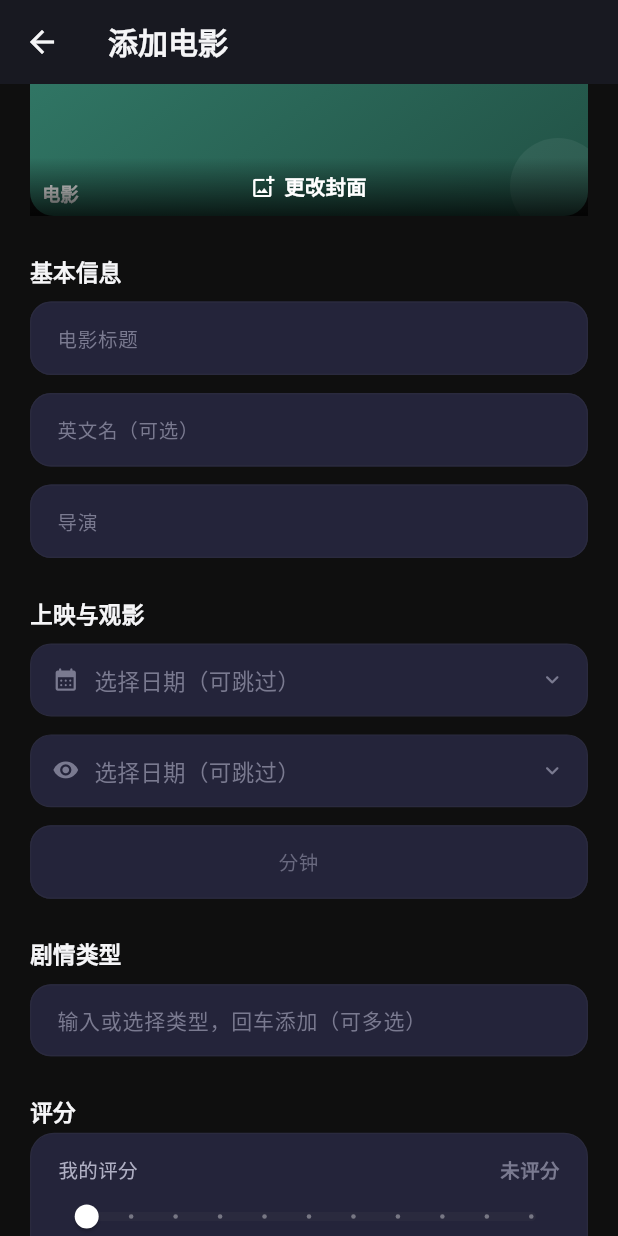
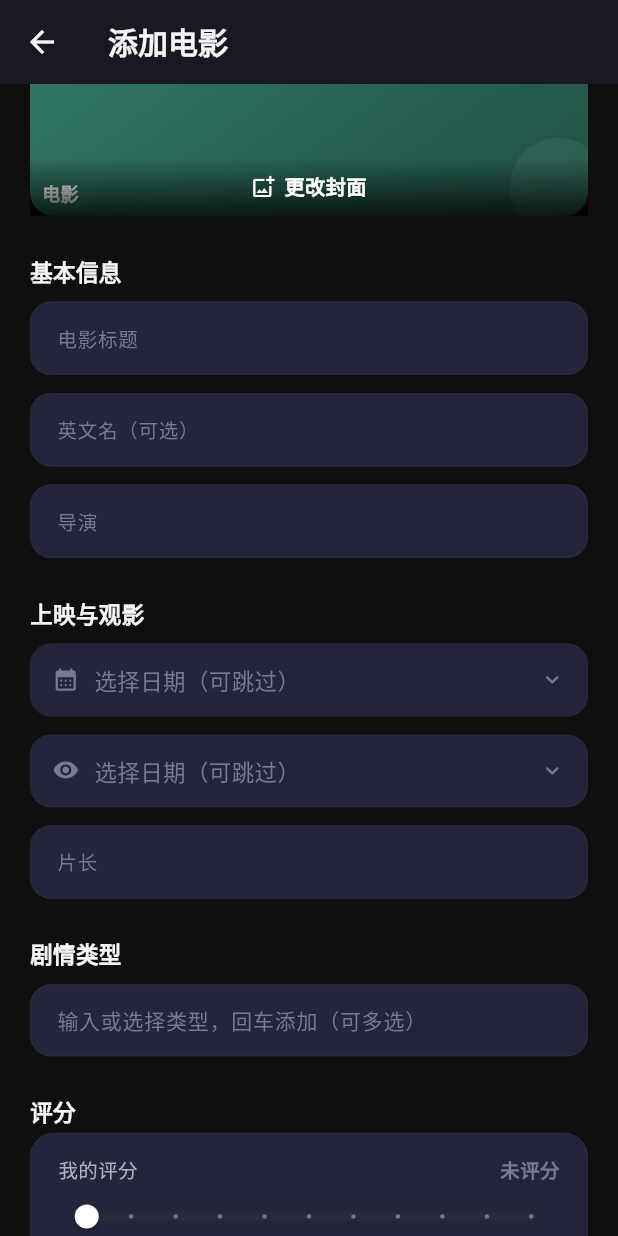
Before and after one commit to Aftery/moying, a Flutter app: the MovieEditScreen screen opened directly, scrolled down 576 dp, on a phone screen of 412 x 824 dp. Run offline on Flutter 3.47's test engine with Material 3 defaults, Android fonts, the phone set to English and light mode, and no system bars; our stand-ins replace connectivity_plus, file_picker, flutter_secure_storage, image_picker, share_plus; accounts and stored records are empty; statements that could not run were skipped.

Commit message:
fix: 电影片长回显 + 数据源 429 节流，书籍默认源换 OpenLibrary
- 片长输入框纳入 EditInputField（新增 suffixText 参数），修复
  编辑页片长空白但保存后更新的回显缺失
- DataSourceProvider 按类型 3s 请求节流（实例级防测试泄漏），
  Google Books 429 识别友好提示
- 新增 OpenLibrary 书籍数据源（免 Key 无速率限制）并设为默认：
  首次加载写 builtin_openlibrary；loadConfigs 自动迁移旧版
  builtin_googlebooks 默认源（用户手动改默认不干预）
- Google Books 保留为可选源（枚举/实现/UI 均在）
- 测试 +2（迁移场景），全量 197/197 通过

验证：flutter analyze 0 issue；flutter test 197/197

```diff
--- a/lib/models/data_source.dart
+++ b/lib/models/data_source.dart
@@ -25,8 +25,11 @@
   /// TMDB —— The Movie Database（影视；需 API Key，免费申请）
   tmdb('TMDB (The Movie Database)', DataSourceCategory.movie),
 
-  /// Google Books（书籍；免 API Key 开箱即用）
+  /// Google Books（书籍；免 API Key 开箱即用，国内访问不稳定）
   googleBooks('Google Books', DataSourceCategory.book),
+
+  /// OpenLibrary（书籍；免 API Key，无速率限制，适合国内）
+  openLibrary('Open Library', DataSourceCategory.book),
 
   /// 豆瓣（书籍；官方 API 已关闭，需自建代理，后续迭代开放）
   douban('豆瓣 Douban', DataSourceCategory.book);
--- a/lib/screens/data_source_screen.dart
+++ b/lib/screens/data_source_screen.dart
@@ -237,12 +237,14 @@
   IconData _typeIcon(DataSourceType type) => switch (type) {
         DataSourceType.tmdb => Icons.local_movies_outlined,
         DataSourceType.googleBooks => Icons.menu_book_outlined,
+        DataSourceType.openLibrary => Icons.auto_stories_outlined,
         DataSourceType.douban => Icons.bookmarks_outlined,
       };
 
   String _typeSubtitle(DataSourceType type) => switch (type) {
         DataSourceType.tmdb => '影视元数据最全，需免费申请 API Key',
         DataSourceType.googleBooks => '免 API Key，开箱即用',
+        DataSourceType.openLibrary => '免 API Key，无速率限制，适合国内',
         DataSourceType.douban => '官方 API 已关闭，需自建代理',
       };
 
--- a/lib/screens/movie_edit_screen.dart
+++ b/lib/screens/movie_edit_screen.dart
@@ -510,8 +510,11 @@
               // 模式下弹数字键盘但不提交字符（键盘能弹、输入无效）。也不能用
               // FilteringTextInputFormatter——组合输入中间态会被格式化器吞掉。
               // 最终方案：文本通道 + onChanged 手动净化（见 sanitizeDurationInput）。
-              TextField(
+              EditInputField(
                 controller: _durationCtrl,
+                label: '片长',
+                hint: '如 169',
+                suffixText: '分钟',
                 keyboardType: TextInputType.text,
                 onChanged: (raw) {
                   final clean = sanitizeDurationInput(raw);
@@ -521,48 +524,6 @@
                     selection: TextSelection.collapsed(offset: clean.length),
                   );
                 },
-                style:
-                    TextStyle(color: context.colors.textPrimary, fontSize: 15),
-                cursorColor: context.colors.accent,
-                decoration: InputDecoration(
-                  labelText: '片长',
-                  labelStyle:
-                      TextStyle(color: context.colors.textMuted, fontSize: 13),
-                  suffixIcon: Padding(
-                    padding: const EdgeInsets.only(right: 14),
-                    child: Center(
-                      child: Text(
-                        '分钟',
-                        style: TextStyle(
-                          color: context.colors.textMuted.withOpacity(0.8),
-                          fontSize: 13,
-                        ),
-                      ),
-                    ),
-                  ),
-                  hintText: '如 169',
-                  hintStyle:
-                      TextStyle(color: context.colors.textMuted, fontSize: 14),
-                  filled: true,
-                  fillColor: context.colors.surfaceHigh,
-                  contentPadding:
-                      const EdgeInsets.symmetric(horizontal: 14, vertical: 13),
-                  border: OutlineInputBorder(
-                    borderRadius: BorderRadius.circular(14),
-                    borderSide:
-                        BorderSide(color: context.colors.outline, width: 0.8),
-                  ),
-                  enabledBorder: OutlineInputBorder(
-                    borderRadius: BorderRadius.circular(14),
-                    borderSide:
-                        BorderSide(color: context.colors.outline, width: 0.8),
-                  ),
-                  focusedBorder: OutlineInputBorder(
-                    borderRadius: BorderRadius.circular(14),
-                    borderSide:
-                        BorderSide(color: context.colors.accent, width: 1.3),
-                  ),
-                ),
               ),
               const SizedBox(height: 26),
               const EditSectionTitle('剧情类型'),
--- a/lib/services/data_source_manager.dart
+++ b/lib/services/data_source_manager.dart
@@ -4,6 +4,7 @@
 import '../models/data_source.dart';
 import 'data_source_interface.dart';
 import 'data_sources/google_books_data_source.dart';
+import 'data_sources/open_library_data_source.dart';
 import 'data_sources/tmdb_data_source.dart';
 import 'secure_storage_service.dart';
 
@@ -13,17 +14,21 @@
 /// - 类型 → 实现实例的注册表（测试可注入 fake 覆盖）；
 /// - 配置加载 / 保存：`data_sources.json`（凭据走 [DataSourceCredentialStore]）；
 /// - 首次启动（配置文件不存在）写入内置默认预设：TMDB（影视默认，未配置）+
-///   Google Books（书籍默认，开箱即用）；
+///   OpenLibrary（书籍默认，2026-09 替换 Google Books，因国内网络 429 问题）；
 /// - 测试连接并把结果（状态 / 摘要 / 时间）落盘。
 class DataSourceManager {
   DataSourceManager({
     LibraryStore? store,
     DataSourceCredentialStore? credentials,
     MovieDataSource? tmdb,
+    BookDataSource? openLibrary,
     BookDataSource? googleBooks,
   })  : _store = store,
         _credentials = credentials ?? DataSourceSecureCredentials() {
     registerMovie(tmdb ?? TmdbDataSource());
+    // OpenLibrary 为书籍默认实现（2026-09 起，替代 Google Books——国内常 429）；
+    // Google Books 实现保留注册：旧配置 / 手动添加仍可用（配合 429 友好提示与节流）。
+    registerBook(openLibrary ?? OpenLibraryDataSource());
     registerBook(googleBooks ?? GoogleBooksDataSource());
   }
 
@@ -105,7 +110,10 @@
       await saveConfigs();
       return configs;
     }
-    _configs = loaded;
+    // 旧版配置一次性迁移（书籍默认源 Google Books → OpenLibrary），有改动才落盘
+    final migrated = _migrateLegacyDefaults(loaded);
+    _configs = migrated;
+    if (!_sameConfigs(loaded, migrated)) await saveConfigs();
     return configs;
   }
 
@@ -116,7 +124,40 @@
     await store.saveDataSourceConfigs(_configs);
   }
 
-  /// 内置默认预设：TMDB（影视默认）+ Google Books（书籍默认，免配置）
+  /// 2026-09 迁移：把旧版内置书籍默认源 `builtin_googlebooks`（国内常 429）
+  /// 替换为 OpenLibrary。仅当书籍默认仍是该内置源且尚无 OpenLibrary 配置时
+  /// 才执行——用户已手动改默认 / 已添加过 OpenLibrary 的配置一律不动。
+  static List<DataSourceConfig> _migrateLegacyDefaults(
+    List<DataSourceConfig> loaded,
+  ) {
+    if (loaded.any((c) => c.type == DataSourceType.openLibrary)) return loaded;
+    final idx =
+        loaded.indexWhere((c) => c.id == 'builtin_googlebooks' && c.isDefault);
+    if (idx < 0) return loaded;
+    final migrated = [...loaded]..removeAt(idx);
+    migrated.add(const DataSourceConfig(
+      id: 'builtin_openlibrary',
+      type: DataSourceType.openLibrary,
+      name: 'Open Library',
+      isDefault: true,
+      status: DataSourceStatus.connected,
+      summary: '免 API Key 免配置，无速率限制',
+    ));
+    return migrated;
+  }
+
+  static bool _sameConfigs(
+    List<DataSourceConfig> a,
+    List<DataSourceConfig> b,
+  ) {
+    if (a.length != b.length) return false;
+    for (var i = 0; i < a.length; i++) {
+      if (a[i] != b[i]) return false;
+    }
+    return true;
+  }
+
+  /// 内置默认预设：TMDB（影视默认）+ OpenLibrary（书籍默认，2026-09 起替代 Google Books）
   static List<DataSourceConfig> _builtinPresets() => [
         const DataSourceConfig(
           id: 'builtin_tmdb',
@@ -126,12 +167,12 @@
           status: DataSourceStatus.notConfigured,
         ),
         const DataSourceConfig(
-          id: 'builtin_googlebooks',
-          type: DataSourceType.googleBooks,
-          name: 'Google Books',
+          id: 'builtin_openlibrary',
+          type: DataSourceType.openLibrary,
+          name: 'Open Library',
           isDefault: true,
           status: DataSourceStatus.connected,
-          summary: '免 API Key 免配置',
+          summary: '免 API Key 免配置，无速率限制',
         ),
       ];
 
@@ -240,6 +281,7 @@
     }
     for (final impl in _bookImpls.values) {
       if (impl is GoogleBooksDataSource) impl.close();
+      if (impl is OpenLibraryDataSource) impl.close();
     }
   }
 }
--- a/lib/services/data_sources/google_books_data_source.dart
+++ b/lib/services/data_sources/google_books_data_source.dart
@@ -45,6 +45,11 @@
     if (resp.statusCode == 403) {
       throw const DataSourceException(
         'Google Books 拒绝访问（403），可在数据源配置中填写国家代码重试',
+      );
+    }
+    if (resp.statusCode == 429) {
+      throw const DataSourceException(
+        'Google Books 请求过于频繁（HTTP 429），请稍后再试',
       );
     }
     if (resp.statusCode != 200) {
--- a/lib/widgets/edit_form_widgets.dart
+++ b/lib/widgets/edit_form_widgets.dart
@@ -31,6 +31,7 @@
     this.onChanged,
     this.onSubmitted,
     this.focusNode,
+    this.suffixText,
   });
 
   final TextEditingController controller;
@@ -40,6 +41,9 @@
   final ValueChanged<String>? onChanged;
   final VoidCallback? onSubmitted;
   final FocusNode? focusNode;
+  /// 后缀文字（如 '分钟'）；suffixText 与 suffixIcon 二选一，
+  /// suffixText 会自动靠右对齐，无需额外 Padding。
+  final String? suffixText;
 
   @override
   Widget build(BuildContext context) {
@@ -60,6 +64,9 @@
         fillColor: context.colors.surfaceHigh,
         contentPadding:
             const EdgeInsets.symmetric(horizontal: 14, vertical: 13),
+        suffixText: suffixText,
+        suffixStyle:
+            TextStyle(color: context.colors.textMuted.withOpacity(0.8), fontSize: 13),
         border: OutlineInputBorder(
           borderRadius: BorderRadius.circular(14),
           borderSide: BorderSide(color: context.colors.outline, width: 0.8),
```
Also changed, not shown: lib/providers/data_source_provider.dart (+19 -0 lines), lib/services/data_sources/open_library_data_source.dart (added, +172 -0 lines), 1 other file.
